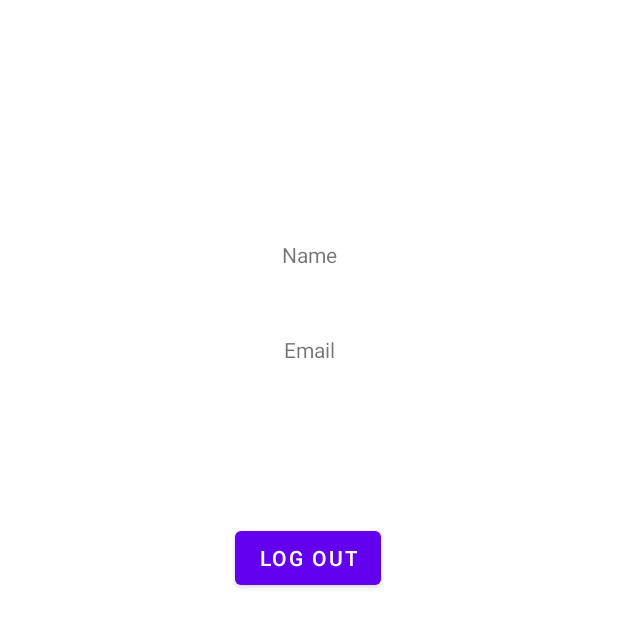
After one commit to anyumeng/5520_FinalProject_HappyTravel, an Android app: the layout activity_google_signin_info.xml on its own in the app's theme, with its tools: preview values and no code run, on a phone screen of 412 x 824 dp. The commit adds this screen. Shown: the top 627 px of the screen. Run offline under Robolectric (Android 15) with nearby library versions, the phone set to English and light mode, and no system bars.

Commit message:
Add user login/logout function using Google account with Firebase

```diff
--- a/app/build.gradle
+++ b/app/build.gradle
@@ -55,6 +55,12 @@ dependencies {
     implementation 'com.google.firebase:firebase-analytics'
     implementation 'com.google.firebase:firebase-database'
 
+    // Also declare the dependency for the Google Play services library and specify its version
+    implementation 'com.google.android.gms:play-services-auth:19.2.0'
+    // Import the BoM for the Firebase platform
+    implementation platform('com.google.firebase:firebase-bom:29.0.1')
+    implementation 'com.google.firebase:firebase-auth:21.0.1'
+
 }
 
 spotless {
--- /dev/null
+++ b/app/src/main/res/layout/activity_google_signin_info.xml
@@ -0,0 +1,42 @@
+<?xml version="1.0" encoding="utf-8"?>
+<androidx.constraintlayout.widget.ConstraintLayout xmlns:android="http://schemas.android.com/apk/res/android"
+    xmlns:app="http://schemas.android.com/apk/res-auto"
+    xmlns:tools="http://schemas.android.com/tools"
+    android:layout_width="match_parent"
+    android:layout_height="match_parent"
+    tools:context=".GoogleSigninInfoActivity">
+
+    <TextView
+        android:id="@+id/textViewName"
+        android:layout_width="wrap_content"
+        android:layout_height="wrap_content"
+        android:layout_marginTop="160dp"
+        android:text="Name"
+        app:layout_constraintEnd_toEndOf="parent"
+        app:layout_constraintHorizontal_bias="0.501"
+        app:layout_constraintStart_toStartOf="parent"
+        app:layout_constraintTop_toTopOf="parent" />
+
+    <TextView
+        android:id="@+id/textViewEmail"
+        android:layout_width="wrap_content"
+        android:layout_height="wrap_content"
+        android:layout_marginTop="44dp"
+        android:text="Email"
+        app:layout_constraintEnd_toEndOf="parent"
+        app:layout_constraintHorizontal_bias="0.501"
+        app:layout_constraintStart_toStartOf="parent"
+        app:layout_constraintTop_toBottomOf="@+id/textViewName" />
+
+    <Button
+        android:id="@+id/buttonLogout"
+        android:layout_width="wrap_content"
+        android:layout_height="wrap_content"
+        android:text="Log out"
+        app:layout_constraintBottom_toBottomOf="parent"
+        app:layout_constraintEnd_toEndOf="parent"
+        app:layout_constraintHorizontal_bias="0.498"
+        app:layout_constraintStart_toStartOf="parent"
+        app:layout_constraintTop_toBottomOf="@+id/textViewEmail"
+        app:layout_constraintVertical_bias="0.197" />
+</androidx.constraintlayout.widget.ConstraintLayout>
```
Also changed, not shown: app/src/main/AndroidManifest.xml (+5 -2 lines), app/src/main/java/edu/northeastern/cs5520/numadfa21_happytravel/GoogleSigninInfoActivity.java (added, +60 -0 lines), app/src/main/java/edu/northeastern/cs5520/numadfa21_happytravel/MainActivity.java (+119 -0 lines), app/src/main/res/layout/activity_main.xml (+9 -0 lines).
